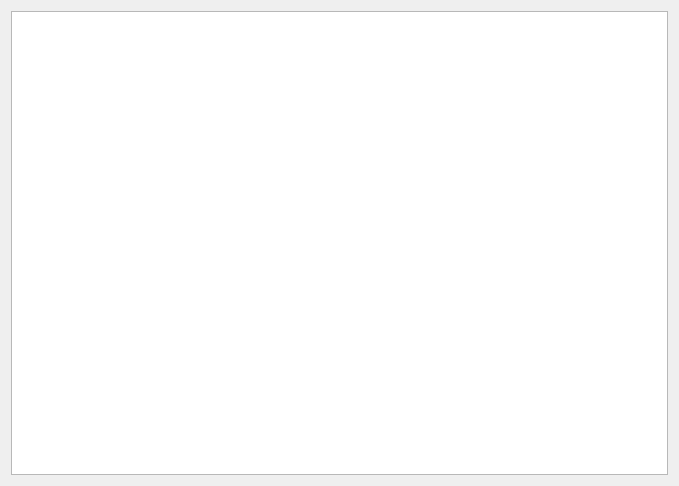
Old version of the form amazon/floor.ui in the repository fairynoxx/warehouse.
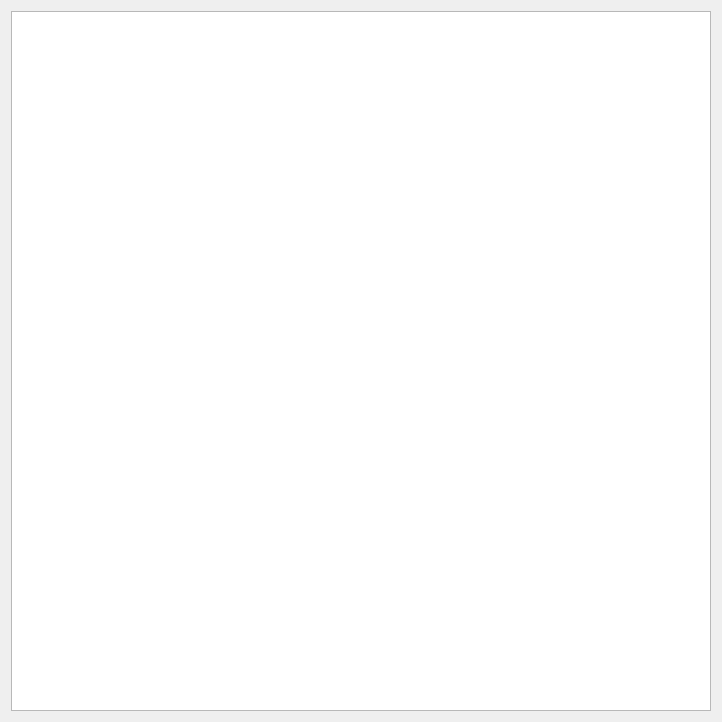
New version of the form.

Diff of the .ui file:
```diff
--- a/amazon/floor.ui
+++ b/amazon/floor.ui
@@ -17,7 +17,17 @@
    <item row="0" column="0">
     <layout class="QGridLayout" name="gridLayout">
      <item row="0" column="0">
-      <widget class="QGraphicsView" name="graphicsView"/>
+      <widget class="QGraphicsView" name="graphicsView">
+       <property name="minimumSize">
+        <size>
+         <width>700</width>
+         <height>700</height>
+        </size>
+       </property>
+       <property name="alignment">
+        <set>Qt::AlignLeading|Qt::AlignLeft|Qt::AlignTop</set>
+       </property>
+      </widget>
      </item>
     </layout>
    </item>
```
